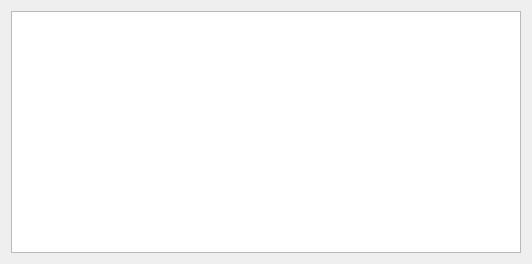
The window that tools/maya/util/toolManager/ui/toolManager.ui (snaress/bank) describes before a commit, drawn with Qt 5.
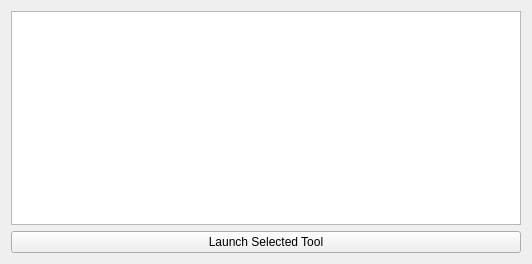
The same window after the commit.

Commit message: toolManager: Add launch command (edit __tmLauncher__)

Patch:
```diff
--- a/tools/maya/util/toolManager/ui/toolManager.ui
+++ b/tools/maya/util/toolManager/ui/toolManager.ui
@@ -29,6 +29,13 @@
      </column>
     </widget>
    </item>
+   <item row="1" column="0">
+    <widget class="QPushButton" name="bLaunchTool">
+     <property name="text">
+      <string>Launch Selected Tool</string>
+     </property>
+    </widget>
+   </item>
   </layout>
  </widget>
  <resources/>
```
The commit also changes 4 other files.
